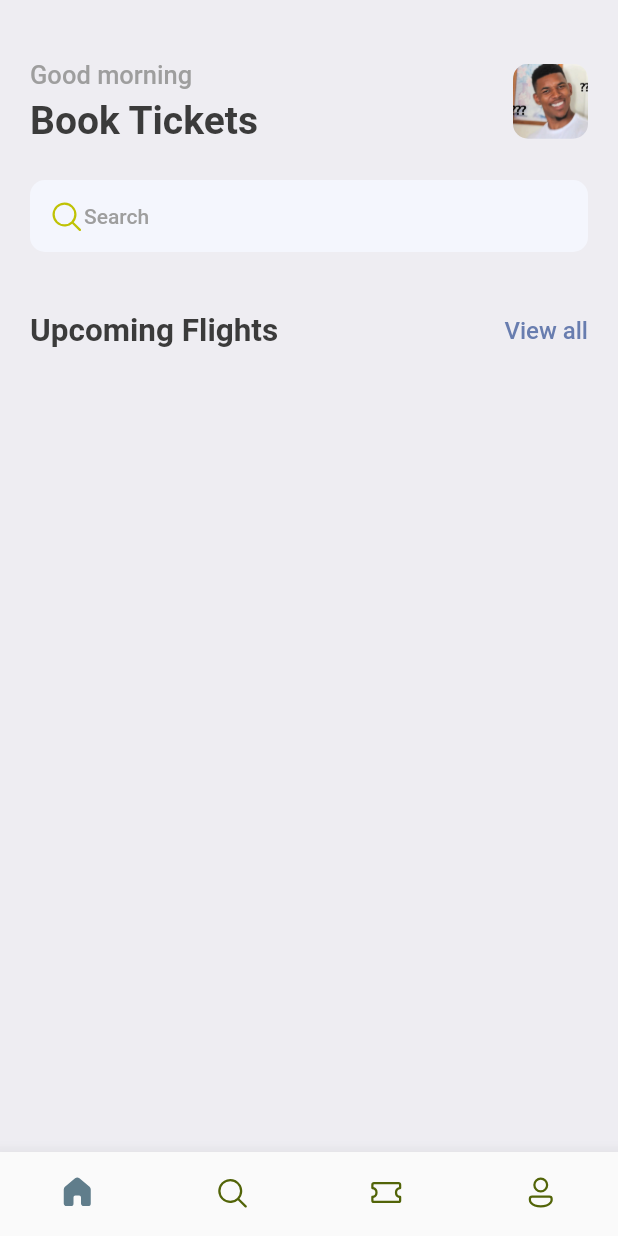
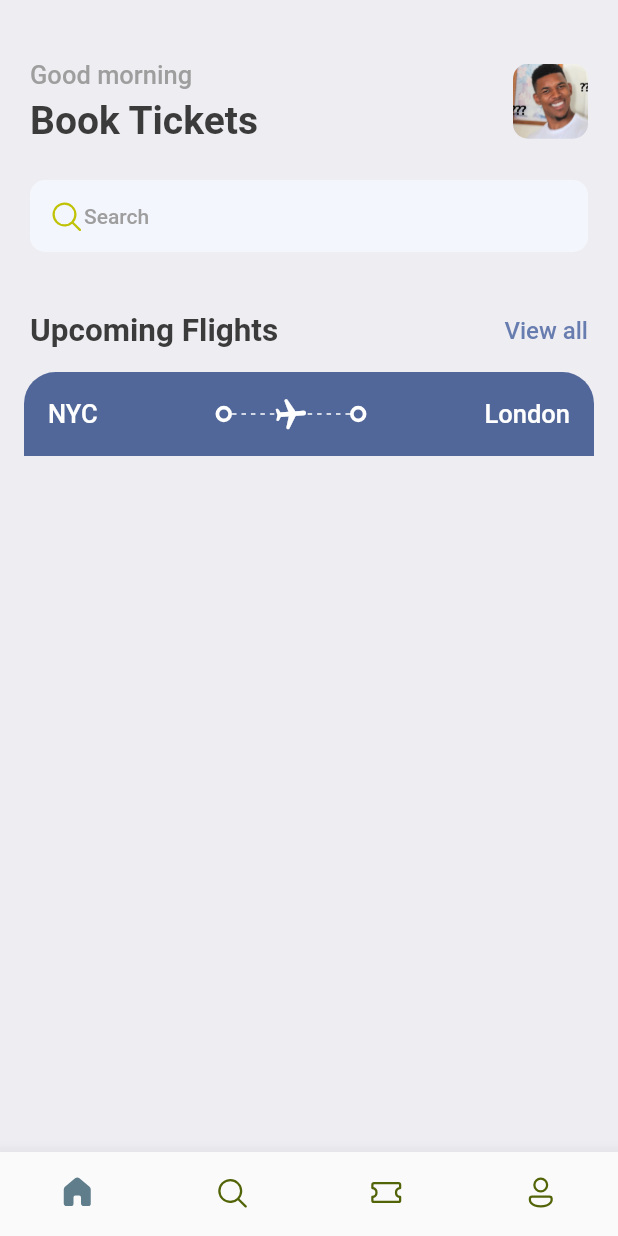
Before and after one commit to omitoful/book_tickets, a Flutter app: the screen it shows after launch, on a phone screen of 412 x 824 dp. Run offline on Flutter 3.47's test engine with Material 2 defaults, Android fonts, the phone set to English and light mode, and no system bars; our stand-ins replace fluentui_icons, gap.

Commit message:
create thick_container inside ticket_view.

```diff
--- a/lib/screens/home_screen.dart
+++ b/lib/screens/home_screen.dart
@@ -1,3 +1,4 @@
+import 'package:booktickets/screens/ticket_view.dart';
 import 'package:booktickets/utils/app_styles.dart';
 import 'package:fluentui_icons/fluentui_icons.dart';
 import 'package:flutter/cupertino.dart';
@@ -77,7 +78,9 @@ class _HomeScreenState extends State<HomeScreen> {
                 )
               ],
             ),
-          )
+          ),
+          const Gap(15),
+          TicketView(),
         ],
       ),
     );
--- /dev/null
+++ b/lib/screens/ticket_view.dart
@@ -0,0 +1,76 @@
+import 'package:booktickets/utils/app_layout.dart';
+import 'package:booktickets/utils/app_styles.dart';
+import 'package:booktickets/widgets/thick_container.dart';
+import 'package:flutter/cupertino.dart';
+import 'package:flutter/material.dart';
+
+class TicketView extends StatefulWidget {
+  const TicketView({Key? key}) : super(key: key);
+
+  @override
+  State<TicketView> createState() => _TicketViewState();
+}
+
+class _TicketViewState extends State<TicketView> {
+  @override
+  Widget build(BuildContext context) {
+    final size = AppLayout.getSize(context);
+    return SizedBox(
+      width: size.width,
+      height: 200,
+      child: Container(
+        margin: const EdgeInsets.only(left: 16, right: 16),
+        child: Column(
+          children: [
+            Container(
+              decoration: BoxDecoration(
+                color: const Color(0xFF526799),
+                borderRadius: const BorderRadius.only(topLeft: Radius.circular(21), topRight: Radius.circular(21))
+              ),
+              padding: const EdgeInsets.all(16),
+              child: Column(
+                children: [
+                  Row(
+                    children: [
+                      Text("NYC", style: Styles.headLineStyle3.copyWith(color: Colors.white),),
+                      Expanded(child: Container()), /// const Spacer() -> same as this
+                      ThickContainer(),
+
+                      Expanded(child: Stack( /// use stack to wrap airplane inside, then center it.
+                        children: [
+                          SizedBox(
+                            height: 24,
+                            child: LayoutBuilder(
+                              builder: (BuildContext context, BoxConstraints constraints) {
+                                print("The width is ${constraints.constrainWidth()}");
+                                return Flex(
+                                  direction: Axis.horizontal,
+                                  mainAxisAlignment: MainAxisAlignment.spaceBetween,
+                                  mainAxisSize: MainAxisSize.max,
+                                  children: List.generate((constraints.constrainWidth()/6).floor(), (index) => SizedBox(
+                                    width: 3, height: 1, child: DecoratedBox(decoration: BoxDecoration(
+                                      color: Colors.white
+                                  ),),
+                                  )),
+                                );
+                              },
+                            ),
+                          ),
+                          Center(child: Transform.rotate(angle: 1.5, child: Icon(Icons.local_airport_rounded, color: Colors.white))),
+                        ],
+                      )),
+
+                      ThickContainer(),
+                      Expanded(child: Container()),
+                      Text("London", style: Styles.headLineStyle3.copyWith(color: Colors.white),),
+                    ],
+                  )
+                ],
+              ),
+            )
+          ],
+        ),
+      ),
+    );
+  }
+}
--- /dev/null
+++ b/lib/utils/app_layout.dart
@@ -0,0 +1,7 @@
+import 'package:flutter/material.dart';
+
+class AppLayout {
+  static getSize(BuildContext context) {
+    return MediaQuery.of(context).size;
+  }
+}
--- /dev/null
+++ b/lib/widgets/thick_container.dart
@@ -0,0 +1,22 @@
+import 'package:flutter/cupertino.dart';
+import 'package:flutter/material.dart';
+
+class ThickContainer extends StatefulWidget {
+  const ThickContainer({Key? key}) : super(key: key);
+
+  @override
+  State<ThickContainer> createState() => _ThickContainerState();
+}
+
+class _ThickContainerState extends State<ThickContainer> {
+  @override
+  Widget build(BuildContext context) {
+    return Container(
+      padding: const EdgeInsets.all(3.0),
+      decoration: BoxDecoration(
+        borderRadius: BorderRadius.circular(20),
+        border: Border.all(width: 2.5, color: Colors.white)
+      ),
+    );
+  }
+}
```
